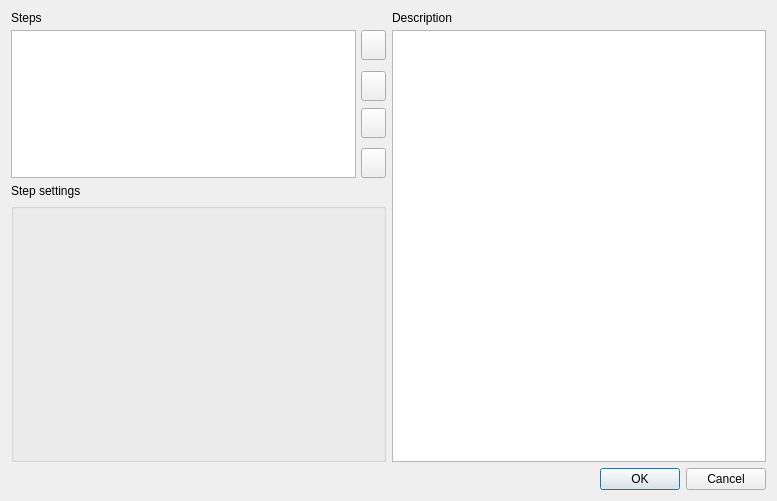
First picture: the form in src/plugins/external_tool_support/src/trimmomatic/TrimmomaticPropertyDialog.ui, repository telomerticcontrol/ugene, before the edit.
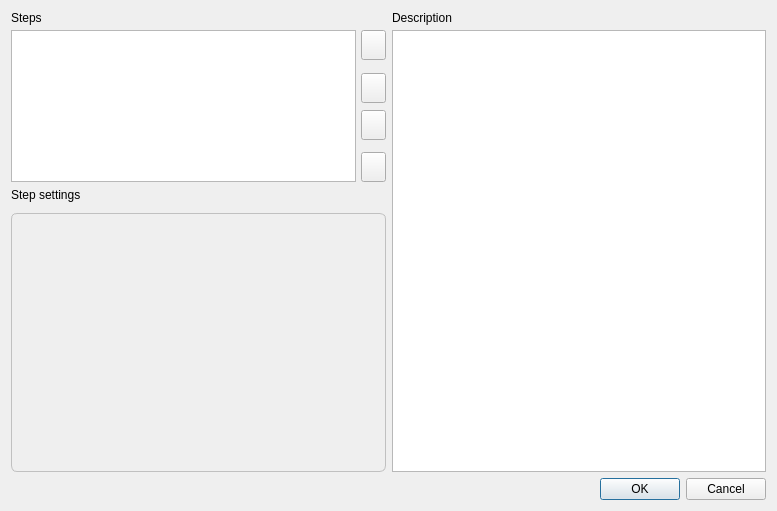
Second picture: the form after the edit. Icons and pictures are not drawn.

Commit message: QGroupbox style for Trimmomatic dialog

Diff of the .ui file:
```diff
--- a/src/plugins/external_tool_support/src/trimmomatic/TrimmomaticPropertyDialog.ui
+++ b/src/plugins/external_tool_support/src/trimmomatic/TrimmomaticPropertyDialog.ui
@@ -7,13 +7,13 @@
     <x>0</x>
     <y>0</y>
     <width>777</width>
-    <height>501</height>
+    <height>511</height>
    </rect>
   </property>
   <property name="minimumSize">
    <size>
     <width>640</width>
-    <height>501</height>
+    <height>511</height>
    </size>
   </property>
   <property name="windowTitle">
@@ -318,6 +318,29 @@
              <height>160</height>
             </size>
            </property>
+           <property name="styleSheet">
+            <string notr="true">QGroupBox {
+    font: bold;
+    border: 1px solid silver;
+    border-radius: 6px;
+    margin-top: 6px;
+}
+
+QGroupBox::title {
+    subcontrol-origin: margin;
+    left: 7px;
+    padding: 0px 5px 0px 5px;
+}</string>
+           </property>
+           <property name="title">
+            <string notr="true"/>
+           </property>
+           <property name="flat">
+            <bool>false</bool>
+           </property>
+           <property name="checkable">
+            <bool>false</bool>
+           </property>
            <layout class="QVBoxLayout" name="verticalLayout_2">
             <property name="spacing">
              <number>0</number>
```
